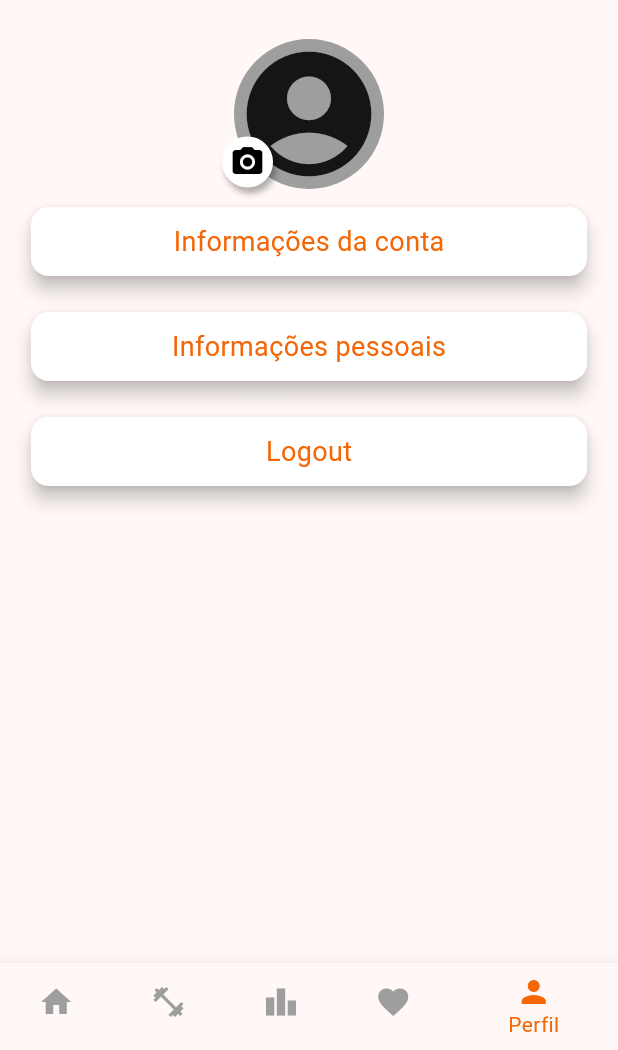
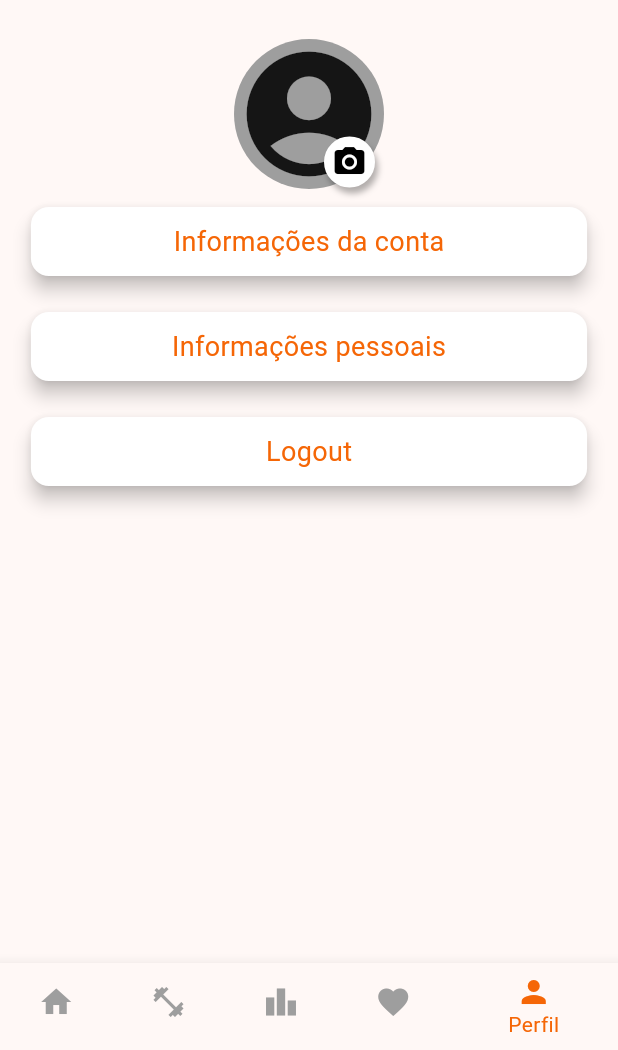
Before and after one commit to Kairepg/mc656, a Flutter app: the PageManager screen opened by its route, item 5 of the bottom bar chosen, after a tap on the "photo camera" icon, on a phone screen of 412 x 824 dp, the part 186-1236 px from its top. Run offline on Flutter 3.47's test engine with Material 3 defaults, Android fonts, the phone set to English and light mode, and no system bars; our stand-ins replace cloud_firestore, firebase_auth, firebase_core, firebase_messaging, firebase_storage, image_picker and 1 more; accounts and stored records are empty; network calls fail; project files that could hold a hidden picture were left out.

Commit message:
Alterando foto local

```diff
--- a/fitness_buddy/lib/pages/profile/menu/profile_picture.dart
+++ b/fitness_buddy/lib/pages/profile/menu/profile_picture.dart
@@ -34,10 +34,12 @@ class _ProfilePicture extends State<ProfilePicture> {
       final XFile? image = await picker.pickImage(source: ImageSource.gallery);
       if (image == null) return;
 
-      final storage = FirebaseStorage.instance.ref();
-      final imageReference = storage.child('$emailId.jpg');
+      /* LINHAS COMENTADAS ESTÃO RELACIONADAS COM O UPLOAD AO FIREBASE - PRECISA ASSINAR O PLANO BLAZE :/ */
+
+      // final storage = FirebaseStorage.instance.ref();
+      // final imageReference = storage.child('$emailId.jpg');
       final imageByte = await image.readAsBytes();
-      await imageReference.putData(imageByte);
+      // await imageReference.putData(imageByte);
 
       setState(() => pickedImage = imageByte);
   }
@@ -55,13 +57,12 @@ class _ProfilePicture extends State<ProfilePicture> {
     }
   }
 
-
-
   @override
   Widget build(BuildContext context) {
     return Stack(
       children: [
         Container(
+        width: 100,
         decoration:
         BoxDecoration(
           color: Colors.grey,
@@ -74,18 +75,17 @@ class _ProfilePicture extends State<ProfilePicture> {
               fit: BoxFit.cover,
             ).image,
             ): null),
-        child: const Center(
-          child:  Icon(Icons.account_circle, size: 100),
+        child: Center(
+          child:  Icon(pickedImage == null ?Icons.account_circle:null, size: 100),
         ),
         ),
         Positioned(
           bottom: 1,
-          right: 230,
+          right: 6,
           child: GestureDetector(
             onTap: onProfileTapped,
             child:
             Container(
-
             decoration: BoxDecoration(
                 border: Border.all(
                   width: 3,
```
